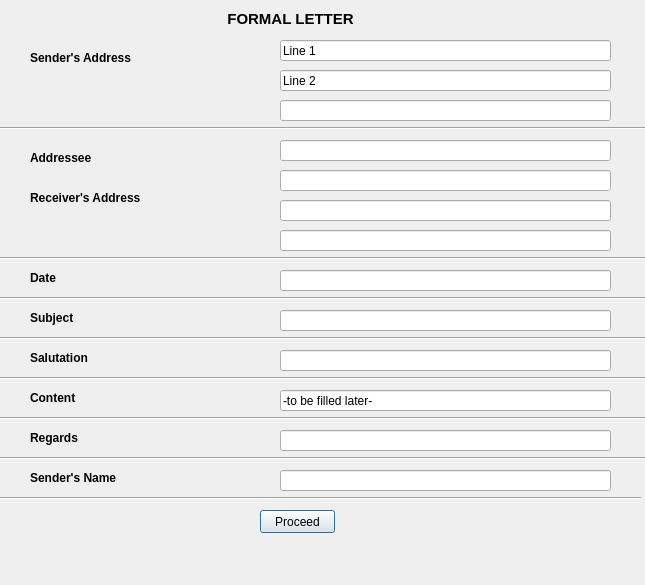
Above: FormalLetter.ui from sidhiadkoli/flamingo before the change. Below: the same form after it.
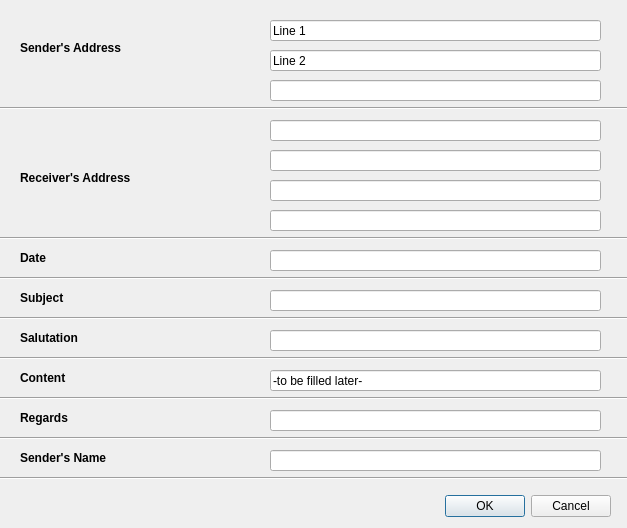
That is the form after the change.

Commit message: Minor bug fixes. Added debate, letter and readability

Diff of the .ui file:
```diff
--- a/FormalLetter.ui
+++ b/FormalLetter.ui
@@ -6,18 +6,34 @@
    <rect>
     <x>0</x>
     <y>0</y>
-    <width>645</width>
-    <height>585</height>
+    <width>627</width>
+    <height>528</height>
    </rect>
   </property>
   <property name="windowTitle">
-   <string>Dialog</string>
+   <string>Formal Letter</string>
   </property>
-  <widget class="Line" name="line_4">
+  <widget class="QDialogButtonBox" name="buttonBox">
    <property name="geometry">
     <rect>
-     <x>0</x>
-     <y>330</y>
+     <x>270</x>
+     <y>490</y>
+     <width>341</width>
+     <height>32</height>
+    </rect>
+   </property>
+   <property name="orientation">
+    <enum>Qt::Horizontal</enum>
+   </property>
+   <property name="standardButtons">
+    <set>QDialogButtonBox::Cancel|QDialogButtonBox::Ok</set>
+   </property>
+  </widget>
+  <widget class="Line" name="line_7">
+   <property name="geometry">
+    <rect>
+     <x>-10</x>
+     <y>430</y>
      <width>651</width>
      <height>16</height>
     </rect>
@@ -26,34 +42,93 @@
     <enum>Qt::Horizontal</enum>
    </property>
   </widget>
-  <widget class="QLineEdit" name="subjectLineEdit">
+  <widget class="Line" name="line_6">
    <property name="geometry">
     <rect>
-     <x>280</x>
-     <y>310</y>
+     <x>-10</x>
+     <y>390</y>
+     <width>651</width>
+     <height>16</height>
+    </rect>
+   </property>
+   <property name="orientation">
+    <enum>Qt::Horizontal</enum>
+   </property>
+  </widget>
+  <widget class="QLineEdit" name="sendAddr2LineEdit">
+   <property name="geometry">
+    <rect>
+     <x>270</x>
+     <y>50</y>
      <width>331</width>
      <height>21</height>
     </rect>
    </property>
+   <property name="text">
+    <string>Line 2</string>
+   </property>
   </widget>
-  <widget class="QLabel" name="label_3">
+  <widget class="QLineEdit" name="sendNameLineEdit">
    <property name="geometry">
     <rect>
-     <x>30</x>
+     <x>270</x>
+     <y>450</y>
+     <width>331</width>
+     <height>21</height>
+    </rect>
+   </property>
+  </widget>
+  <widget class="QLineEdit" name="recvAddr1LineEdit">
+   <property name="geometry">
+    <rect>
+     <x>270</x>
      <y>150</y>
-     <width>111</width>
+     <width>331</width>
+     <height>21</height>
+    </rect>
+   </property>
+  </widget>
+  <widget class="QLineEdit" name="recvAddr2LineEdit">
+   <property name="geometry">
+    <rect>
+     <x>270</x>
+     <y>180</y>
+     <width>331</width>
+     <height>21</height>
+    </rect>
+   </property>
+  </widget>
+  <widget class="QLabel" name="label_4">
+   <property name="geometry">
+    <rect>
+     <x>20</x>
+     <y>170</y>
+     <width>131</width>
      <height>16</height>
     </rect>
    </property>
    <property name="text">
-    <string>&lt;html&gt;&lt;head/&gt;&lt;body&gt;&lt;p&gt;&lt;span style=&quot; font-weight:600;&quot;&gt;Addressee&lt;/span&gt;&lt;/p&gt;&lt;/body&gt;&lt;/html&gt;</string>
+    <string>&lt;html&gt;&lt;head/&gt;&lt;body&gt;&lt;p&gt;&lt;span style=&quot; font-weight:600;&quot;&gt;Receiver's Address&lt;/span&gt;&lt;/p&gt;&lt;/body&gt;&lt;/html&gt;</string>
+   </property>
+  </widget>
+  <widget class="Line" name="line">
+   <property name="geometry">
+    <rect>
+     <x>-10</x>
+     <y>100</y>
+     <width>651</width>
+     <height>16</height>
+    </rect>
+   </property>
+   <property name="orientation">
+    <enum>Qt::Horizontal</enum>
    </property>
   </widget>
   <widget class="QLabel" name="label_8">
    <property name="geometry">
     <rect>
-     <x>30</x>
-     <y>390</y>
+     <x>20</x>
+     <y>370</y>
      <width>111</width>
      <height>16</height>
     </rect>
@@ -62,86 +137,31 @@
     <string>&lt;html&gt;&lt;head/&gt;&lt;body&gt;&lt;p&gt;&lt;span style=&quot; font-weight:600;&quot;&gt;Content&lt;/span&gt;&lt;/p&gt;&lt;/body&gt;&lt;/html&gt;</string>
    </property>
   </widget>
-  <widget class="QLineEdit" name="dateLineEdit">
-   <property name="geometry">
-    <rect>
-     <x>280</x>
-     <y>270</y>
-     <width>331</width>
-     <height>21</height>
-    </rect>
-   </property>
-  </widget>
-  <widget class="QLabel" name="label_7">
-   <property name="geometry">
-    <rect>
-     <x>30</x>
-     <y>350</y>
-     <width>111</width>
-     <height>16</height>
-    </rect>
-   </property>
-   <property name="text">
-    <string>&lt;html&gt;&lt;head/&gt;&lt;body&gt;&lt;p&gt;&lt;span style=&quot; font-weight:600;&quot;&gt;Salutation&lt;/span&gt;&lt;/p&gt;&lt;/body&gt;&lt;/html&gt;</string>
-   </property>
-  </widget>
   <widget class="QLineEdit" name="sendAddr3LineEdit">
    <property name="geometry">
     <rect>
-     <x>280</x>
-     <y>100</y>
+     <x>270</x>
+     <y>80</y>
      <width>331</width>
      <height>21</height>
     </rect>
    </property>
   </widget>
-  <widget class="QLabel" name="label">
+  <widget class="QLineEdit" name="salutationLineEdit">
    <property name="geometry">
     <rect>
-     <x>220</x>
-     <y>10</y>
-     <width>141</width>
-     <height>16</height>
-    </rect>
-   </property>
-   <property name="text">
-    <string>&lt;html&gt;&lt;head/&gt;&lt;body&gt;&lt;p align=&quot;center&quot;&gt;&lt;span style=&quot; font-size:11pt; font-weight:600;&quot;&gt;FORMAL LETTER&lt;/span&gt;&lt;/p&gt;&lt;/body&gt;&lt;/html&gt;</string>
-   </property>
-  </widget>
-  <widget class="QPushButton" name="pushButton">
-   <property name="geometry">
-    <rect>
-     <x>260</x>
-     <y>510</y>
-     <width>75</width>
-     <height>23</height>
-    </rect>
-   </property>
-   <property name="text">
-    <string>Proceed</string>
-   </property>
-  </widget>
-  <widget class="QLineEdit" name="contentLineEdit">
-   <property name="geometry">
-    <rect>
-     <x>280</x>
-     <y>390</y>
+     <x>270</x>
+     <y>330</y>
      <width>331</width>
      <height>21</height>
     </rect>
    </property>
-   <property name="text">
-    <string>-to be filled later-</string>
-   </property>
-   <property name="readOnly">
-    <bool>true</bool>
-   </property>
   </widget>
   <widget class="Line" name="line_5">
    <property name="geometry">
     <rect>
-     <x>0</x>
-     <y>370</y>
+     <x>-10</x>
+     <y>350</y>
      <width>651</width>
      <height>16</height>
     </rect>
@@ -150,24 +170,21 @@
     <enum>Qt::Horizontal</enum>
    </property>
   </widget>
+  <widget class="QLineEdit" name="dateLineEdit">
+   <property name="geometry">
+    <rect>
+     <x>270</x>
+     <y>250</y>
+     <width>331</width>
+     <height>21</height>
+    </rect>
+   </property>
+  </widget>
   <widget class="Line" name="line_2">
    <property name="geometry">
     <rect>
-     <x>0</x>
-     <y>250</y>
-     <width>651</width>
-     <height>16</height>
-    </rect>
-   </property>
-   <property name="orientation">
-    <enum>Qt::Horizontal</enum>
-   </property>
-  </widget>
-  <widget class="Line" name="line_8">
-   <property name="geometry">
-    <rect>
      <x>-10</x>
-     <y>490</y>
+     <y>230</y>
      <width>651</width>
      <height>16</height>
     </rect>
@@ -176,70 +193,24 @@
     <enum>Qt::Horizontal</enum>
    </property>
   </widget>
-  <widget class="QLineEdit" name="sendNameLineEdit">
+  <widget class="QLineEdit" name="sendAddr1LineEdit">
    <property name="geometry">
     <rect>
-     <x>280</x>
-     <y>470</y>
+     <x>270</x>
+     <y>20</y>
      <width>331</width>
      <height>21</height>
     </rect>
    </property>
-  </widget>
-  <widget class="Line" name="line_6">
-   <property name="geometry">
-    <rect>
-     <x>0</x>
-     <y>410</y>
-     <width>651</width>
-     <height>16</height>
-    </rect>
-   </property>
-   <property name="orientation">
-    <enum>Qt::Horizontal</enum>
-   </property>
-  </widget>
-  <widget class="QLabel" name="label_4">
-   <property name="geometry">
-    <rect>
-     <x>30</x>
-     <y>190</y>
-     <width>111</width>
-     <height>16</height>
-    </rect>
-   </property>
    <property name="text">
-    <string>&lt;html&gt;&lt;head/&gt;&lt;body&gt;&lt;p&gt;&lt;span style=&quot; font-weight:600;&quot;&gt;Receiver's Address&lt;/span&gt;&lt;/p&gt;&lt;/body&gt;&lt;/html&gt;</string>
-   </property>
-  </widget>
-  <widget class="QLabel" name="label_9">
-   <property name="geometry">
-    <rect>
-     <x>30</x>
-     <y>430</y>
-     <width>111</width>
-     <height>16</height>
-    </rect>
-   </property>
-   <property name="text">
-    <string>&lt;html&gt;&lt;head/&gt;&lt;body&gt;&lt;p&gt;&lt;span style=&quot; font-weight:600;&quot;&gt;Regards&lt;/span&gt;&lt;/p&gt;&lt;/body&gt;&lt;/html&gt;</string>
-   </property>
-  </widget>
-  <widget class="QLineEdit" name="salutationLineEdit">
-   <property name="geometry">
-    <rect>
-     <x>280</x>
-     <y>350</y>
-     <width>331</width>
-     <height>21</height>
-    </rect>
+    <string>Line 1</string>
    </property>
   </widget>
   <widget class="Line" name="line_3">
    <property name="geometry">
     <rect>
-     <x>0</x>
-     <y>290</y>
+     <x>-10</x>
+     <y>270</y>
      <width>651</width>
      <height>16</height>
     </rect>
@@ -248,74 +219,47 @@
     <enum>Qt::Horizontal</enum>
    </property>
   </widget>
-  <widget class="QLineEdit" name="regardsLineEdit">
-   <property name="geometry">
-    <rect>
-     <x>280</x>
-     <y>430</y>
-     <width>331</width>
-     <height>21</height>
-    </rect>
-   </property>
-  </widget>
-  <widget class="QLineEdit" name="recvAddr2LineEdit">
-   <property name="geometry">
-    <rect>
-     <x>280</x>
-     <y>200</y>
-     <width>331</width>
-     <height>21</height>
-    </rect>
-   </property>
-  </widget>
-  <widget class="QLineEdit" name="recvAddr1LineEdit">
-   <property name="geometry">
-    <rect>
-     <x>280</x>
-     <y>170</y>
-     <width>331</width>
-     <height>21</height>
-    </rect>
-   </property>
-  </widget>
-  <widget class="QLineEdit" name="sendAddr2LineEdit">
-   <property name="geometry">
-    <rect>
-     <x>280</x>
-     <y>70</y>
-     <width>331</width>
-     <height>21</height>
-    </rect>
-   </property>
-   <property name="text">
-    <string>Line 2</string>
-   </property>
-  </widget>
   <widget class="QLineEdit" name="recvNameLineEdit">
    <property name="geometry">
     <rect>
-     <x>280</x>
-     <y>140</y>
+     <x>270</x>
+     <y>120</y>
      <width>331</width>
      <height>21</height>
     </rect>
    </property>
   </widget>
-  <widget class="QLineEdit" name="recvAddr3LineEdit">
+  <widget class="Line" name="line_4">
    <property name="geometry">
     <rect>
-     <x>280</x>
-     <y>230</y>
-     <width>331</width>
-     <height>21</height>
+     <x>-10</x>
+     <y>310</y>
+     <width>651</width>
+     <height>16</height>
     </rect>
+   </property>
+   <property name="orientation">
+    <enum>Qt::Horizontal</enum>
+   </property>
+  </widget>
+  <widget class="Line" name="line_8">
+   <property name="geometry">
+    <rect>
+     <x>-20</x>
+     <y>470</y>
+     <width>651</width>
+     <height>16</height>
+    </rect>
+   </property>
+   <property name="orientation">
+    <enum>Qt::Horizontal</enum>
    </property>
   </widget>
   <widget class="QLabel" name="label_6">
    <property name="geometry">
     <rect>
-     <x>30</x>
-     <y>310</y>
+     <x>20</x>
+     <y>290</y>
      <width>111</width>
      <height>16</height>
     </rect>
@@ -324,11 +268,21 @@
     <string>&lt;html&gt;&lt;head/&gt;&lt;body&gt;&lt;p&gt;&lt;span style=&quot; font-weight:600;&quot;&gt;Subject&lt;/span&gt;&lt;/p&gt;&lt;/body&gt;&lt;/html&gt;</string>
    </property>
   </widget>
+  <widget class="QLineEdit" name="subjectLineEdit">
+   <property name="geometry">
+    <rect>
+     <x>270</x>
+     <y>290</y>
+     <width>331</width>
+     <height>21</height>
+    </rect>
+   </property>
+  </widget>
   <widget class="QLabel" name="label_5">
    <property name="geometry">
     <rect>
-     <x>30</x>
-     <y>270</y>
+     <x>20</x>
+     <y>250</y>
      <width>111</width>
      <height>16</height>
     </rect>
@@ -337,37 +291,86 @@
     <string>&lt;html&gt;&lt;head/&gt;&lt;body&gt;&lt;p&gt;&lt;span style=&quot; font-weight:600;&quot;&gt;Date&lt;/span&gt;&lt;/p&gt;&lt;/body&gt;&lt;/html&gt;</string>
    </property>
   </widget>
-  <widget class="QLabel" name="label_2">
+  <widget class="QLineEdit" name="recvAddr3LineEdit">
    <property name="geometry">
     <rect>
-     <x>30</x>
-     <y>50</y>
+     <x>270</x>
+     <y>210</y>
+     <width>331</width>
+     <height>21</height>
+    </rect>
+   </property>
+  </widget>
+  <widget class="QLabel" name="label_3">
+   <property name="geometry">
+    <rect>
+     <x>20</x>
+     <y>40</y>
+     <width>121</width>
+     <height>16</height>
+    </rect>
+   </property>
+   <property name="text">
+    <string>&lt;html&gt;&lt;head/&gt;&lt;body&gt;&lt;p&gt;&lt;span style=&quot; font-weight:600;&quot;&gt;Sender's Address&lt;/span&gt;&lt;/p&gt;&lt;/body&gt;&lt;/html&gt;</string>
+   </property>
+  </widget>
+  <widget class="QLineEdit" name="contentLineEdit">
+   <property name="geometry">
+    <rect>
+     <x>270</x>
+     <y>370</y>
+     <width>331</width>
+     <height>21</height>
+    </rect>
+   </property>
+   <property name="text">
+    <string>-to be filled later-</string>
+   </property>
+   <property name="readOnly">
+    <bool>true</bool>
+   </property>
+  </widget>
+  <widget class="QLabel" name="label_7">
+   <property name="geometry">
+    <rect>
+     <x>20</x>
+     <y>330</y>
      <width>111</width>
      <height>16</height>
     </rect>
    </property>
    <property name="text">
-    <string>&lt;html&gt;&lt;head/&gt;&lt;body&gt;&lt;p&gt;&lt;span style=&quot; font-size:9pt; font-weight:600;&quot;&gt;Sender's Address&lt;/span&gt;&lt;/p&gt;&lt;/body&gt;&lt;/html&gt;</string>
+    <string>&lt;html&gt;&lt;head/&gt;&lt;body&gt;&lt;p&gt;&lt;span style=&quot; font-weight:600;&quot;&gt;Salutation&lt;/span&gt;&lt;/p&gt;&lt;/body&gt;&lt;/html&gt;</string>
    </property>
   </widget>
-  <widget class="Line" name="line">
+  <widget class="QLineEdit" name="regardsLineEdit">
    <property name="geometry">
     <rect>
-     <x>0</x>
-     <y>120</y>
-     <width>651</width>
+     <x>270</x>
+     <y>410</y>
+     <width>331</width>
+     <height>21</height>
+    </rect>
+   </property>
+  </widget>
+  <widget class="QLabel" name="label_9">
+   <property name="geometry">
+    <rect>
+     <x>20</x>
+     <y>410</y>
+     <width>111</width>
      <height>16</height>
     </rect>
    </property>
-   <property name="orientation">
-    <enum>Qt::Horizontal</enum>
+   <property name="text">
+    <string>&lt;html&gt;&lt;head/&gt;&lt;body&gt;&lt;p&gt;&lt;span style=&quot; font-weight:600;&quot;&gt;Regards&lt;/span&gt;&lt;/p&gt;&lt;/body&gt;&lt;/html&gt;</string>
    </property>
   </widget>
   <widget class="QLabel" name="label_10">
    <property name="geometry">
     <rect>
-     <x>30</x>
-     <y>470</y>
+     <x>20</x>
+     <y>450</y>
      <width>111</width>
      <height>16</height>
     </rect>
@@ -376,32 +379,6 @@
     <string>&lt;html&gt;&lt;head/&gt;&lt;body&gt;&lt;p&gt;&lt;span style=&quot; font-weight:600;&quot;&gt;Sender's Name&lt;/span&gt;&lt;/p&gt;&lt;/body&gt;&lt;/html&gt;</string>
    </property>
   </widget>
-  <widget class="Line" name="line_7">
-   <property name="geometry">
-    <rect>
-     <x>0</x>
-     <y>450</y>
-     <width>651</width>
-     <height>16</height>
-    </rect>
-   </property>
-   <property name="orientation">
-    <enum>Qt::Horizontal</enum>
-   </property>
-  </widget>
-  <widget class="QLineEdit" name="sendAddr1LineEdit">
-   <property name="geometry">
-    <rect>
-     <x>280</x>
-     <y>40</y>
-     <width>331</width>
-     <height>21</height>
-    </rect>
-   </property>
-   <property name="text">
-    <string>Line 1</string>
-   </property>
-  </widget>
  </widget>
  <resources/>
  <connections/>
```
Left out of the diff: 35 changed lines with no effect on the pictures. The commit also changes 8 other files.
